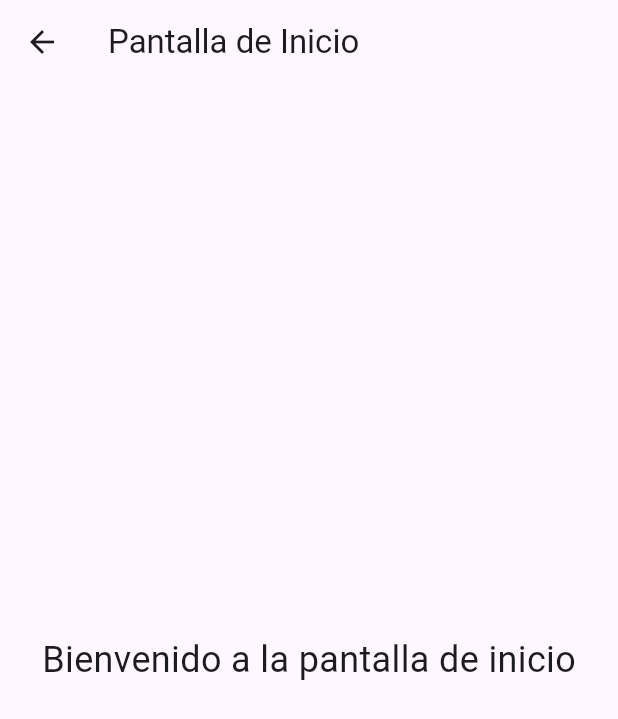
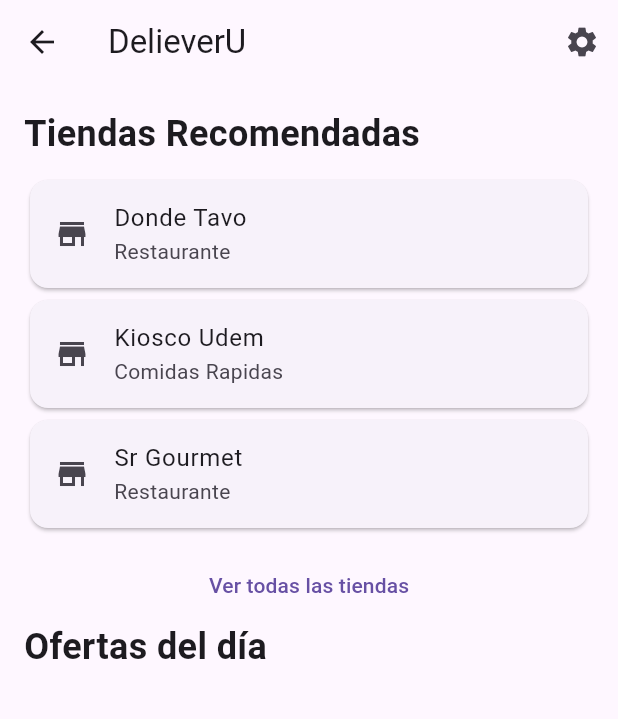
Before and after one commit to FlorezZ1025/proyecto_movil, a Flutter app: the HomeScreen screen opened directly, on a phone screen of 412 x 824 dp. Shown: the top 719 px of the screen. Run offline on Flutter 3.47's test engine with Material 3 defaults, Android fonts, the phone set to English and light mode, and no system bars; our stand-ins replace go_router.

Commit message:
All stores screen

```diff
--- a/deliever_u/lib/router.dart
+++ b/deliever_u/lib/router.dart
@@ -1,12 +1,14 @@
+import 'screens/all_stores_screen.dart';
 import 'package:flutter/material.dart';
 import 'package:go_router/go_router.dart';
+import 'screens/home_screen.dart';
 import 'screens/login_screen.dart';
 import 'screens/register_screen.dart';
 
 final GoRouter router = GoRouter(
   routes: [
     GoRoute(
-      path: '/',
+     path: '/',
       builder: (context, state) => LoginScreen(),
     ),
     GoRoute(
@@ -15,7 +17,11 @@ final GoRouter router = GoRouter(
     ),
     GoRoute(
       path: '/home',
-      builder: (context, state) => const Placeholder(),
+      builder: (context, state) => HomeScreen(),
+    ),
+    GoRoute(
+      path: '/stores',
+      builder: (context, state) => AllStoresScreen(),
     )
   ],
 );
--- a/deliever_u/lib/screens/home.dart
+++ /dev/null
@@ -1,18 +0,0 @@
-import 'package:flutter/material.dart';
-
-class HomeScreen extends StatelessWidget {
-  @override
-  Widget build(BuildContext context) {
-    return Scaffold(
-      appBar: AppBar(
-        title: Text('Pantalla de Inicio'),
-      ),
-      body: Center(
-        child: Text(
-          'Bienvenido a la pantalla de inicio',
-          style: TextStyle(fontSize: 24),
-        ),
-      ),
-    );
-  }
-}
--- /dev/null
+++ b/deliever_u/lib/screens/home_screen.dart
@@ -0,0 +1,54 @@
+import 'package:flutter/material.dart';
+import 'package:go_router/go_router.dart';
+import '../widgets/store_card.dart';
+
+class HomeScreen extends StatelessWidget {
+  const HomeScreen({super.key});
+
+  @override
+  Widget build(BuildContext context) {
+    return Scaffold(
+      appBar: AppBar(
+        title: Text('DelieverU'),
+        actions: <Widget>[IconButton(
+          icon: const Icon(Icons.settings),
+          onPressed: (){
+            //Lógica para la pantalla de usuario
+          },)],
+
+      ),
+      body: Padding(
+        padding: const EdgeInsets.all(16.0),
+        child: Column(
+          crossAxisAlignment: CrossAxisAlignment.start,
+          children: [
+            const Text(
+              'Tiendas Recomendadas',
+              style: TextStyle(fontSize: 24, fontWeight: FontWeight.bold),
+            ),
+            const SizedBox(height: 10),
+            StoreCard(
+                storeName: 'Donde Tavo', description: 'Restaurante', image: ''),
+            StoreCard(
+                storeName: 'Kiosco Udem',
+                description: 'Comidas Rapidas',
+                image: ''),
+            StoreCard(
+                storeName: 'Sr Gourmet', description: 'Restaurante', image: ''),
+            const SizedBox(height: 10),
+            Center(
+                child: TextButton(
+                    onPressed: () {
+                      context.push('/stores');
+                    },
+                    child: const Text('Ver todas las tiendas'))),
+            const Text(
+              'Ofertas del día',
+              style: TextStyle(fontSize: 24, fontWeight: FontWeight.bold),
+            ),
+          ],
+        ),
+      ),
+    );
+  }
+}
--- a/deliever_u/lib/screens/login_screen.dart
+++ b/deliever_u/lib/screens/login_screen.dart
@@ -62,7 +62,10 @@ class _LoginScreenState extends State<LoginScreen> {
               ),
             const SizedBox(height: 32),
             ElevatedButton(
-              onPressed: _login,
+              // onPressed: _login,
+              onPressed:() =>{
+                context.go('/home')
+                },
               child:const Text('Iniciar Sesión'),
             ),
             TextButton(
--- a/deliever_u/lib/screens/register_screen.dart
+++ b/deliever_u/lib/screens/register_screen.dart
@@ -115,7 +115,7 @@ class _RegisterScreenState extends State<RegisterScreen> {
                   // Navegar de regreso a la pantalla de login
                   context.pop();
                 },
-                child: const  Text('¿Ya tienes cuenta? Inicia Sesión'),
+                child: const Text('¿Ya tienes cuenta? Inicia Sesión'),
               ),
 
             ],
--- /dev/null
+++ b/deliever_u/lib/widgets/store_card.dart
@@ -0,0 +1,28 @@
+import 'package:flutter/material.dart';
+
+class StoreCard extends StatelessWidget {
+  final String storeName;
+  final String description;
+  final String image;
+
+  StoreCard({
+    required this.storeName,
+    required this.description,
+    required this.image,
+  });
+
+  @override
+  Widget build(BuildContext context) {
+    return Card(
+      child: ListTile(
+        //TO DO: Agregar la imagen de la tienda
+        leading: const Icon(Icons.store),
+        title: Text(storeName),
+        subtitle: Text(description),
+        onTap: () {
+          // Lógica para ir a la pantalla de productos de la tienda
+        },
+      ),
+    );
+  }
+}
```
Also changed, not shown: deliever_u/lib/screens/all_stores_screen.dart (added, +106 -0 lines), deliever_u/lib/services/auth_service_mock.dart (+0 -9 lines).
